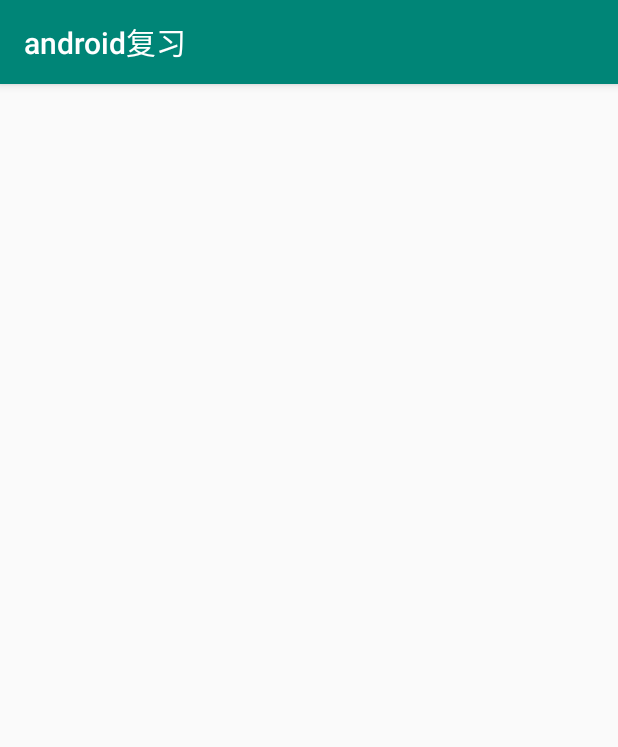
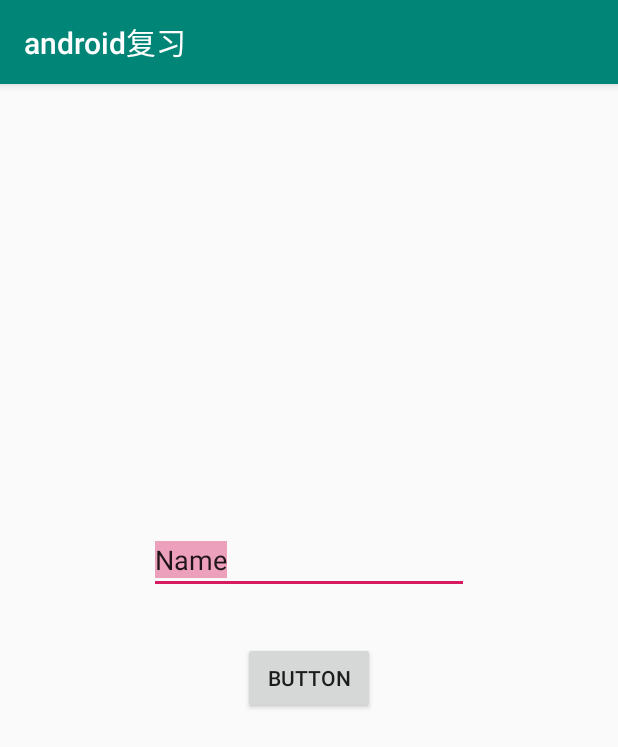
Before and after one commit to hanks7/Review, an Android app: the MVVMActivity screen opened directly, with no data from a screen before it, on a phone screen of 412 x 824 dp. Shown: the top 747 px of the screen. Run offline under Robolectric (Android 15) with nearby library versions, the phone set to English and light mode, and no system bars; our stand-ins replace data binding; 2 statements that could not run were skipped.

Commit message:
1.优化 MVVM设计模式

```diff
--- a/app/src/main/java/com/easyway/review/MainActivity.java
+++ b/app/src/main/java/com/easyway/review/MainActivity.java
@@ -21,7 +21,7 @@ import com.easyway.review.module.ndk.NDKActivity;
 import com.easyway.review.module.patter.mvc.normal.MvcActivity;
 import com.easyway.review.module.patter.mvc.normal.NormalActivity;
 import com.easyway.review.module.patter.mvp.MVPActivity;
-import com.easyway.review.module.patter.mvvmdemo.MVVMDemoActivity;
+import com.easyway.review.module.patter.mvvm.MVVMActivity;
 import com.easyway.review.module.recycleview.RecycleViewActivity;
 import com.easyway.review.module.service.AidlActivity;
 import com.easyway.review.module.view.CustomerViewActivity;
@@ -83,7 +83,7 @@ public class MainActivity extends BaseActivity {
                         Uintent.intentDIY(mActivity, MVPActivity.class);
                         break;
                     case "MVVM设计模式":
-                        Uintent.intentDIY(mActivity, MVVMDemoActivity.class);
+                        Uintent.intentDIY(mActivity, MVVMActivity.class);
                         break;
                 }
             }
--- a/app/src/main/java/com/easyway/review/module/patter/mvvm/MVVMActivity.java
+++ b/app/src/main/java/com/easyway/review/module/patter/mvvm/MVVMActivity.java
@@ -1,15 +1,28 @@
 package com.easyway.review.module.patter.mvvm;
 
+import android.databinding.DataBindingUtil;
 import android.os.Bundle;
 import android.support.v7.app.AppCompatActivity;
 
 import com.easyway.review.R;
+import com.easyway.review.databinding.ActivityMvvmBinding;
 
+/**
+ * 提供View ，ViewModel 以及Model三层
+ * 将布局修改为DataBinding布局
+ * View与ViewModel之间通过DataBinding进行通信
+ * 获取数据并展示在界面上
+ */
 public class MVVMActivity extends AppCompatActivity {
+
+    private ActivityMvvmBinding binding;
 
     @Override
     protected void onCreate(Bundle savedInstanceState) {
         super.onCreate(savedInstanceState);
-        setContentView(R.layout.activity_mvvm);
+        binding = DataBindingUtil.setContentView(this, R.layout.activity_mvvm);
+        MVVMViewModel viewModel = new MVVMViewModel(getApplication(),binding);
+        binding.setViewModel(viewModel);
+
     }
 }
--- /dev/null
+++ b/app/src/main/java/com/easyway/review/module/patter/mvvm/MVVMViewModel.java
@@ -0,0 +1,59 @@
+package com.easyway.review.module.patter.mvvm;
+
+import android.app.Application;
+import android.databinding.BaseObservable;
+import android.databinding.Bindable;
+import android.view.View;
+
+import com.easyway.review.BR;
+import com.easyway.review.databinding.ActivityMvvmBinding;
+import com.easyway.review.module.patter.mvc.callback.MCallBack;
+import com.easyway.review.module.patter.mvc.model.Account;
+
+/**
+ * @Package: com.easyway.review.module.patter.mvvm.MVVMViewModel
+ * @Author: 侯建军
+ * @CreateDate: 2020/1/7 15:54
+ * @Description: 请填写描述
+ */
+public class MVVMViewModel extends BaseObservable {
+    private String result;
+    private MVVMModel mvvmModel;
+    private ActivityMvvmBinding binding;
+
+    @Bindable
+    public String getResult() {
+        return result;
+    }
+
+    public void setResult(String result) {
+        this.result = result;
+        notifyPropertyChanged(BR.result);
+    }
+
+    public MVVMViewModel(Application application) {
+        mvvmModel = new MVVMModel();
+    }
+
+    public MVVMViewModel(Application application, ActivityMvvmBinding binding) {
+        mvvmModel = new MVVMModel();
+        this.binding = binding;
+    }
+
+    public void getData(View view) {
+        mvvmModel.getAccountdata(binding.edtInput.getText().toString(), new MCallBack() {
+            @Override
+            public void onSuccess(Account bean) {
+                String info = bean.getName() + " | " + bean.getLevel();
+                setResult(info);
+            }
+
+            @Override
+            public void onFail() {
+                setResult("获取数据失败");
+            }
+        });
+    }
+
+
+}
--- a/app/src/main/res/layout/activity_mvvm.xml
+++ b/app/src/main/res/layout/activity_mvvm.xml
@@ -1,9 +1,45 @@
 <?xml version="1.0" encoding="utf-8"?>
-<android.support.constraint.ConstraintLayout xmlns:android="http://schemas.android.com/apk/res/android"
+<layout xmlns:android="http://schemas.android.com/apk/res/android"
     xmlns:app="http://schemas.android.com/apk/res-auto"
-    xmlns:tools="http://schemas.android.com/tools"
-    android:layout_width="match_parent"
-    android:layout_height="match_parent"
-    tools:context=".module.patter.mvvm.MVVMActivity">
+    xmlns:tools="http://schemas.android.com/tools">
 
-</android.support.constraint.ConstraintLayout>
+    <data>
+
+        <variable
+            name="viewModel"
+            type="com.easyway.review.module.patter.mvvm.MVVMViewModel" />
+
+    </data>
+
+    <LinearLayout
+        android:layout_width="match_parent"
+        android:layout_height="match_parent"
+        android:gravity="center"
+        android:orientation="vertical"
+        android:padding="12dp"
+        tools:context=".module.patter.mvvm.MVVMActivity">
+
+        <EditText
+            android:id="@+id/edt_input"
+            android:layout_width="wrap_content"
+            android:layout_height="wrap_content"
+            android:ems="10"
+            android:selectAllOnFocus="true"
+            android:text="Name" />
+
+        <Button
+            android:id="@+id/btn_commit"
+            android:layout_width="wrap_content"
+            android:layout_height="wrap_content"
+            android:layout_marginTop="32dp"
+            android:layout_marginBottom="33dp"
+            android:onClick="@{viewModel.getData}"
+            android:text="Button" />
+
+        <TextView
+            android:id="@+id/tv_info"
+            android:layout_width="wrap_content"
+            android:layout_height="wrap_content"
+            android:text="@{viewModel.result}" />
+    </LinearLayout>
+</layout>
```
Also changed, not shown: app/src/main/java/com/easyway/review/module/patter/mvvm/MVVMModel.java (added, +27 -0 lines), app/src/main/res/layout/activity_mvc.xml (deleted, +0 -9 lines).
